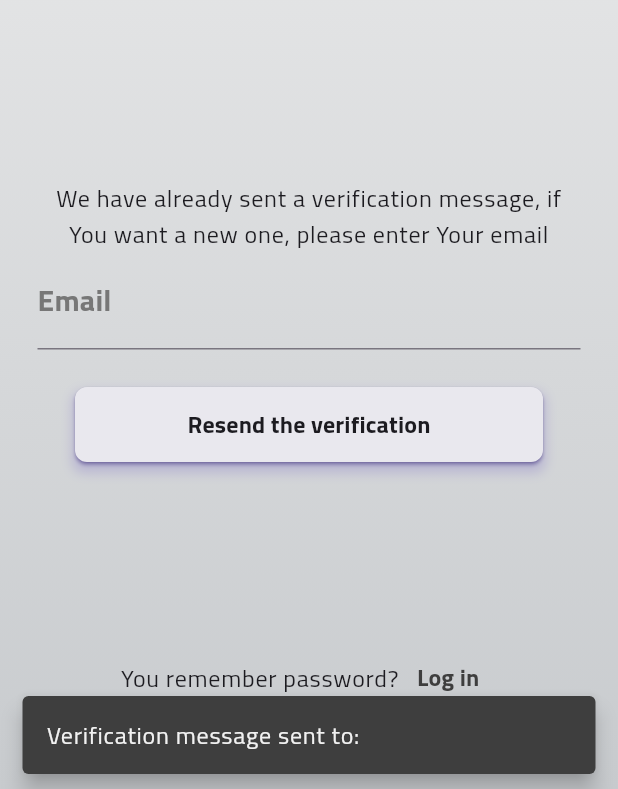
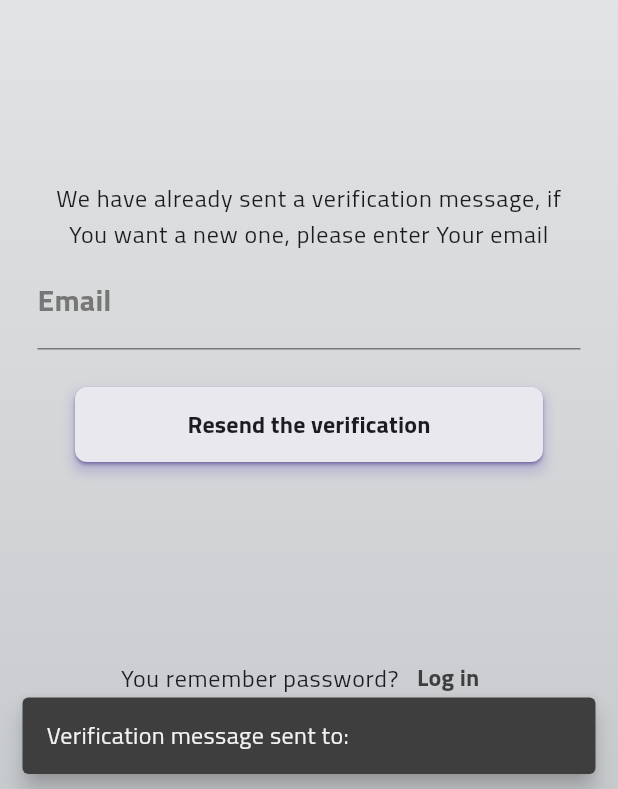
Before and after one commit to KamilMicota42/Fantastic-Assistant, a Flutter app: the ResendTheVerificationScreen screen opened by its route, after a tap on "Resend the verification", on a phone screen of 412 x 824 dp, the part 447-1236 px from its top. Run offline on Flutter 3.47's test engine with Material 2 defaults, Android fonts, the phone set to English and light mode, and no system bars; our stand-ins replace auto_route, carousel_slider, cloud_firestore, equatable, firebase_auth, firebase_core and 8 more; accounts and stored records are empty; network calls fail.

Commit message:
zmiana snack bar'u na bezkontekstowy

```diff
--- a/lib/main.dart
+++ b/lib/main.dart
@@ -7,6 +7,7 @@ import 'package:injectable/injectable.dart';
 import 'settings/injection.dart';
 import 'settings/routes/app_router.dart';
 import 'utils/global_var/default_theme.dart';
+import 'utils/methods/show_snack_bar.dart';
 
 void main() async {
   WidgetsFlutterBinding.ensureInitialized();
@@ -27,6 +28,7 @@ class MyApp extends StatelessWidget {
       debugShowCheckedModeBanner: false,
       routerDelegate: appRouter.delegate(),
       routeInformationParser: appRouter.defaultRouteParser(),
+      scaffoldMessengerKey: snackbarKey,
     );
   }
 }
--- a/lib/services/api/auth/firebase_database_user_data.dart
+++ b/lib/services/api/auth/firebase_database_user_data.dart
@@ -22,7 +22,7 @@ Future<void> createUserAdditionalData(
     });
   } catch (e) {
     debugPrint(e.toString());
-    showSnackBar(context, e.toString());
+    showSnackBar(e.toString());
   }
 }
 
--- a/lib/services/api/characters/characters_api.dart
+++ b/lib/services/api/characters/characters_api.dart
@@ -23,7 +23,7 @@ Future<void> createCharacter(
     getIt<AppRouter>().navigate(const CharactersRoute());
   } catch (e) {
     debugPrint(e.toString());
-    showSnackBar(context, e.toString());
+    showSnackBar(e.toString());
   }
 }
 
@@ -38,6 +38,6 @@ Future<void> editCharacter(
     getIt<AppRouter>().navigate(const CharactersRoute());
   } catch (e) {
     debugPrint(e.toString());
-    showSnackBar(context, e.toString());
+    showSnackBar(e.toString());
   }
 }
--- a/lib/utils/methods/show_snack_bar.dart
+++ b/lib/utils/methods/show_snack_bar.dart
@@ -1,13 +1,19 @@
 import 'package:fantastic_assistant/utils/const/app_colors.dart';
-import 'package:fantastic_assistant/utils/global_var/default_text_theme.dart';
+import 'package:fantastic_assistant/utils/global_var/font_families.dart';
 import 'package:flutter/material.dart';
 
-void showSnackBar(BuildContext context, String text) {
-  ScaffoldMessenger.of(context).showSnackBar(
+final GlobalKey<ScaffoldMessengerState> snackbarKey =
+    GlobalKey<ScaffoldMessengerState>();
+
+void showSnackBar(String text) {
+  snackbarKey.currentState?.showSnackBar(
     SnackBar(
       content: Text(
         text,
-        style: DefaultTextTheme.titilliumWebRegular16(context)!.copyWith(
+        style: TextStyle(
+          fontFamily: FontFamilies.titilliumWeb,
+          fontSize: 16,
+          fontWeight: FontWeight.normal,
           color: AppColors.white,
         ),
       ),
--- a/lib/views/screens/auth/register_screen.dart
+++ b/lib/views/screens/auth/register_screen.dart
@@ -41,7 +41,7 @@ class _RegisterScreenState extends State<RegisterScreen> {
   void signUpUser() async {
     if (passwordController.text != repeatPasswordController.text &&
         displayNameController.text != '') {
-      showSnackBar(context, 'Passwords do not match');
+      showSnackBar('Passwords do not match');
     } else {
       FirebaseAuthMethods(FirebaseAuth.instance).signUpWithEmail(
         email: emailController.text,
--- a/lib/views/screens/inital_loading/initial_loading_screen.dart
+++ b/lib/views/screens/inital_loading/initial_loading_screen.dart
@@ -39,7 +39,7 @@ class _InitialLoadingScreen extends State<InitialLoadingScreen> {
           try {
             getUserAdditionalDataToGetIt(userUid);
           } catch (e) {
-            context.mounted ? showSnackBar(context, e.toString()) : null;
+            context.mounted ? showSnackBar(e.toString()) : null;
           }
 
           getIt<AppRouter>().replace(const MainRoute());
--- a/lib/views/screens/main/characters/create_character_screen.dart
+++ b/lib/views/screens/main/characters/create_character_screen.dart
@@ -94,9 +94,7 @@ class _CreateCharacterScreenState extends State<CreateCharacterScreen> {
                         _imageUrl =
                             await referenceImageToUpload.getDownloadURL();
                       } catch (e) {
-                        context.mounted
-                            ? showSnackBar(context, e.toString())
-                            : null;
+                        context.mounted ? showSnackBar(e.toString()) : null;
                       }
                     },
                   ),
--- a/lib/views/screens/main/characters/edit_character_screen.dart
+++ b/lib/views/screens/main/characters/edit_character_screen.dart
@@ -93,8 +93,7 @@ class _EditCharacterScreenState extends State<EditCharacterScreen> {
                               .state
                               ?.characterCurrHp
                               .toString()) {
-                    showSnackBar(
-                        context, 'Values must be diffrient from originals');
+                    showSnackBar('Values must be diffrient from originals');
                   } else {
                     editCharacter(
                       context,
@@ -104,7 +103,7 @@ class _EditCharacterScreenState extends State<EditCharacterScreen> {
                     );
                   }
                 } else {
-                  showSnackBar(context, 'Values are not correct');
+                  showSnackBar('Values are not correct');
                 }
               },
               child: const Text(
```
Also changed, not shown: lib/services/api/auth/firebase_auth_methods.dart (+9 -9 lines).
